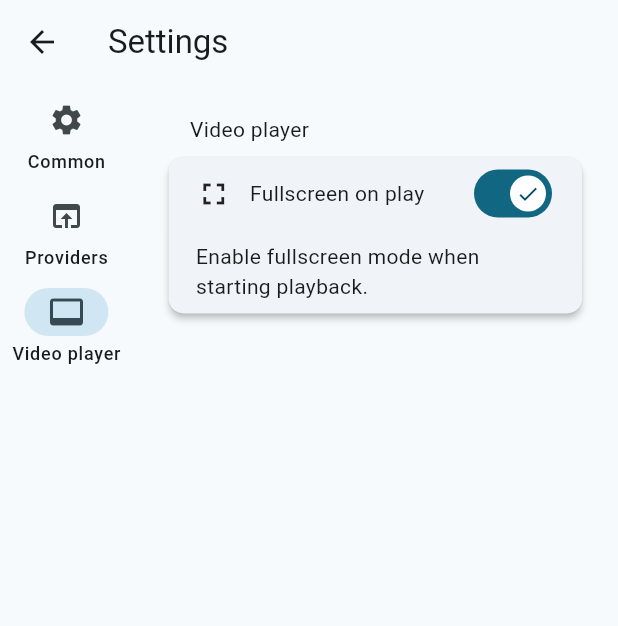
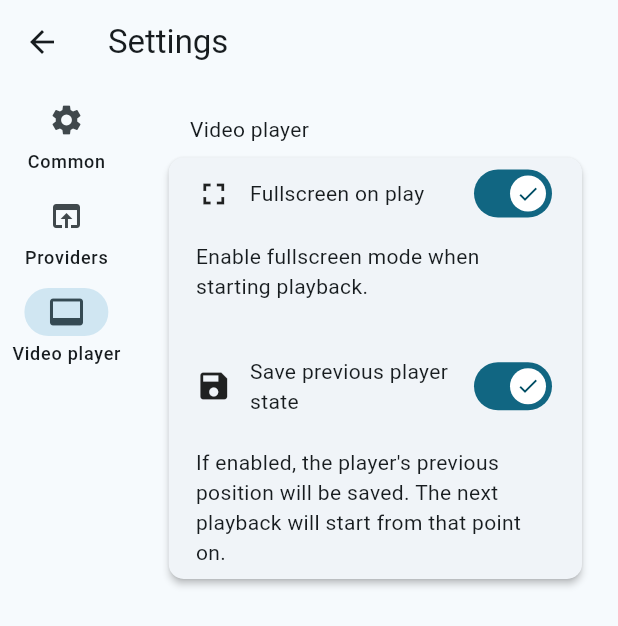
Before and after one commit to callisto-jovy/Viddroid, a Flutter app: the SettingsView screen opened directly, after a tap on "Providers", after a tap on "Video player", on a phone screen of 412 x 824 dp. Shown: the top 626 px of the screen. Run offline on Flutter 3.47's test engine with Material 2 defaults, Android fonts, the light colour scheme and no system bars; our stand-ins replace awesome_snackbar_content, cached_network_image, cookie_jar, dio, dio_cookie_manager, file_picker and 4 more; missing offline and left inert: encrypt, jovial_misc, local_notifier, localstore, media_kit, media_kit_video and 4 more; statements that could not run were skipped.

Commit message:
Settings for player state.

```diff
--- a/lib/extractor/extractors/rabbit_stream_extractor.dart
+++ b/lib/extractor/extractors/rabbit_stream_extractor.dart
@@ -44,7 +44,7 @@ class RabbitStreamExtractor extends Extractor {
         decodedJson['tracks'].map<Subtitle>((t) => Subtitle(t['label'] ?? 'Unknown', t['label'] ?? 'Unknown', t['file'])).toList();
 
     if (sources is String) {
-      final String decrypted = decrypt(sources, await _getKey());
+      final String decrypted = decrypt(sources, 'EWGeMQ1QrmCCqo2U3aDky');
       final dynamic decryptedJson = jsonDecode(decrypted);
 
       for (int i = 0; i < decryptedJson.length; i++) {
--- a/lib/extractor/extractors/vid_src_extractor.dart
+++ b/lib/extractor/extractors/vid_src_extractor.dart
@@ -19,7 +19,9 @@ class VidSrcExtractor extends Extractor {
 
     final List<String> servers = [];
 
-    for (final Element element in document.querySelectorAll('div.active_source.source')) {
+    print(urlResponse.data);
+
+    for (final Element element in document.querySelectorAll('.active_source.source')) {
       final String? dataHash = element.attributes['data-hash'];
       if (dataHash != null && dataHash.isNotEmpty) {
         final Response resp = await simpleGet('${mainUrl}srcrcp/$dataHash',
@@ -28,6 +30,8 @@ class VidSrcExtractor extends Extractor {
         servers.add(resp.requestOptions.uri.toString());
       }
     }
+
+    print(servers);
 
     for (final String server in servers) {
       final String fixedLink = server.replaceAll('https://vidsrc.xyz/', 'https://embedsito.com/');
--- a/lib/util/setting/settings.dart
+++ b/lib/util/setting/settings.dart
@@ -17,6 +17,7 @@ class Settings {
   static const String settingsKey = 'settings';
   static const String selectedProviders = 'selected_providers';
   static const String changeFullscreen = 'windows_fullscreen';
+  static const String keepPlayback = 'keep_playback';
   static const String proxy = 'custom_proxy';
 
   late CollectionRef collectionRef;
--- a/lib/views/settings_view.dart
+++ b/lib/views/settings_view.dart
@@ -107,6 +107,19 @@ class _SettingsViewState extends State<SettingsView> {
                       Settings().saveSetting(Settings.changeFullscreen, val);
                     });
                   },
+                ),
+                SimpleSettingsTile(
+                  leading: const Icon(Icons.save),
+                  title: const Text('Save previous player state'),
+                  description: const Text('If enabled, the player\'s previous position will be saved. The next playback will start from that point on.'),
+                  onPressed: null,
+                  toggled: Settings().get(Settings.keepPlayback),
+                  tileType: SettingsTileType.switchTile,
+                  onToggle: (val) {
+                    setState(() {
+                      Settings().saveSetting(Settings.keepPlayback, val);
+                    });
+                  },
                 )
               ],
               margin: const EdgeInsetsDirectional.all(20),
--- a/pubspec.yaml
+++ b/pubspec.yaml
@@ -82,7 +82,7 @@ dependencies:
   logger: ^1.3.0 # Logging package for easy logging and removal of print statements.
   subtitle: ^0.1.0-beta.3 # Used to decode the most used subtitle formats.
   wakelock: ^0.6.2 # Links to platform dependencies and stops the display from going to sleep. Used for the player.
-  crypto: ^3.0.2 # Direct dependency to crypto.
+  #crypto: ^3.0.2 # Direct dependency to crypto.
 
 
 dev_dependencies:
```
Also changed, not shown: lib/views/video_player.dart (+19 -8 lines), pubspec.lock.
